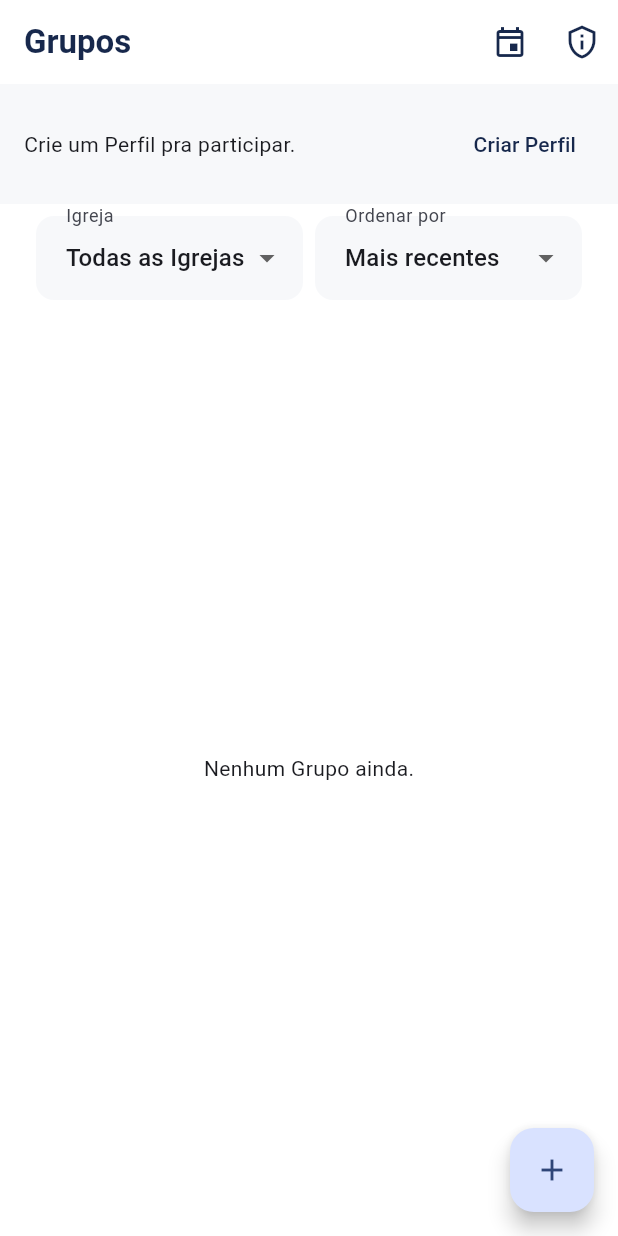
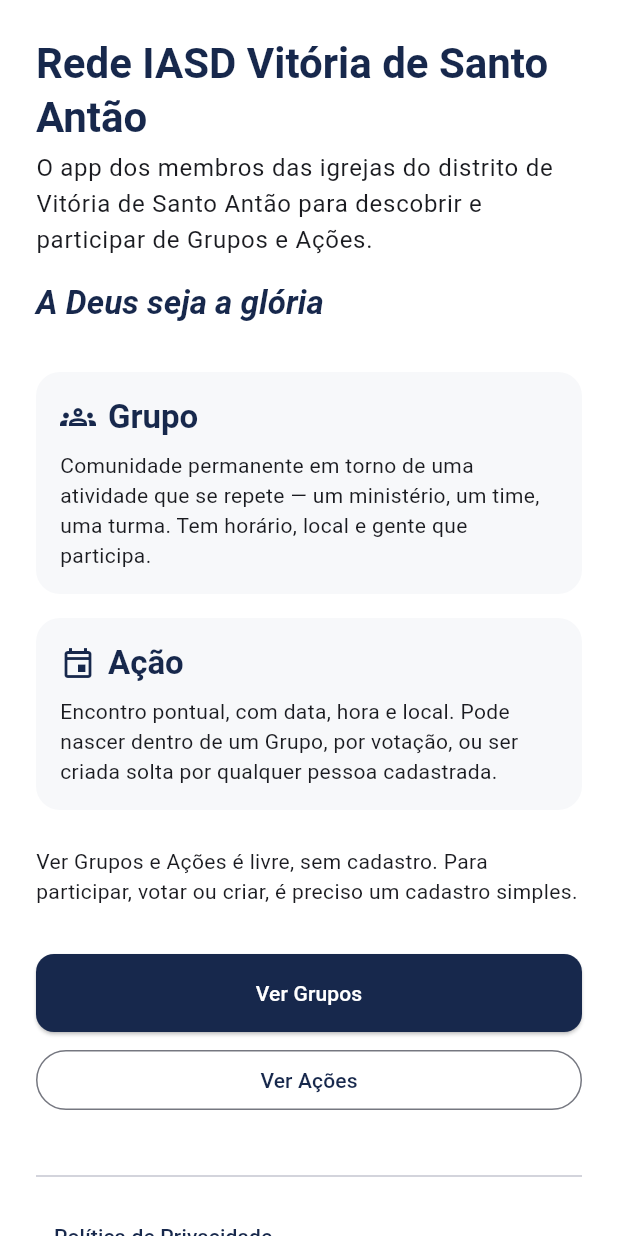
Before and after one commit to JDaniielC/iasd-conecta, a Flutter app: the screen it shows after launch, on a phone screen of 412 x 824 dp. Run offline on Flutter 3.47's test engine with Material 3 defaults, Android fonts, the phone set to English and light mode, and no system bars; our stand-ins replace flutter_dotenv, flutter_riverpod, go_router, supabase_flutter; accounts and stored records are empty; network calls fail; statements that could not run were skipped.

Commit message:
feat(010): página Home de propósito
A rota inicial deixa de ser a lista de Grupos e passa a ser uma Home
que diz o que o app é, para quem, e como participar. A lista de Grupos
ganha endereço próprio em /grupos.

Conteúdo estático: nenhum texto da Home depende de rede. O único
provider observado é hasProfileProvider, e só dentro do bloco da
chamada principal — carregando ou em erro cai no neutro 'Ver Grupos',
que serve a qualquer pessoa (SC-005). Embrulhar a página num .when
mostraria carregamento no lugar do conteúdo quando não há rede.

Sem animação: a forma mais simples de respeitar movimento reduzido
(FR-016) é não ter movimento a suprimir.

action_list_page.dart:63 tinha o botão 'Grupos' apontando pra /home —
com a Home no lugar, ele levaria de volta à Home em vez da lista.
Compila sem erro; é o bug silencioso registrado no plano.

Testes: 111 passando (eram 100). 10 novos em home_page_test.dart,
incluindo o caso do provider em erro, que é o que impede alguém de
quebrar o comportamento offline numa refatoração futura.

router_visitante_test.dart precisou de override de isAnonymousProvider:
o redirect de app.dart:62 lê esse provider sempre (operando à esquerda
do &&) e ele chega no cliente Supabase, que não existe em teste. Na
primeira carga o redirect sai antes, no hasProfile == null; qualquer
navegação depois disso estourava e caía na página de erro do router.
Lacuna do harness, não do produto.

Gates: analyze 0 issues, 111 testes, build web ok.

Co-Authored-By: Claude Opus 5 (1M context) <noreply@anthropic.com>

```diff
--- a/lib/app.dart
+++ b/lib/app.dart
@@ -19,6 +19,7 @@ import 'features/group/presentation/create_group_page.dart';
 import 'features/group/presentation/group_detail_page.dart';
 import 'features/group/presentation/edit_group_page.dart';
 import 'features/group/presentation/group_list_page.dart';
+import 'features/home/presentation/home_page.dart';
 import 'features/leadership/presentation/declare_leadership_page.dart';
 import 'features/leadership/presentation/pending_declarations_page.dart';
 import 'features/legal/presentation/privacy_policy_page.dart';
@@ -72,7 +73,7 @@ final goRouterProvider = Provider<GoRouter>((ref) {
       ),
       GoRoute(
         path: '/home',
-        builder: (context, state) => const GroupListPage(),
+        builder: (context, state) => const HomePage(),
       ),
       GoRoute(
         path: '/upgrade-conta',
@@ -85,6 +86,12 @@ final goRouterProvider = Provider<GoRouter>((ref) {
       GoRoute(
         path: '/login',
         builder: (context, state) => const LoginPage(),
+      ),
+      // `/grupos` vem antes de `/grupos/:id`: go_router casa na ordem de
+      // declaração, e a listagem não pode competir com o parâmetro de id.
+      GoRoute(
+        path: '/grupos',
+        builder: (context, state) => const GroupListPage(),
       ),
       GoRoute(
         path: '/grupos/novo',
--- a/lib/features/action/presentation/action_list_page.dart
+++ b/lib/features/action/presentation/action_list_page.dart
@@ -60,7 +60,7 @@ class _ActionListPageState extends ConsumerState<ActionListPage> {
           IconButton(
             tooltip: 'Grupos',
             icon: const Icon(Icons.groups_outlined),
-            onPressed: () => context.go('/home'),
+            onPressed: () => context.go('/grupos'),
           ),
         ],
       ),
--- a/lib/features/group/presentation/group_list_page.dart
+++ b/lib/features/group/presentation/group_list_page.dart
@@ -16,10 +16,13 @@ enum _GroupSortOrder { maisRecentes, name, category }
 
 const _allChurches = '__todas__';
 
-/// Home do app: lista de Grupos, visível a Visitante e Usuário igualmente
+/// Lista de Grupos, em `/grupos`, visível a Visitante e Usuário igualmente
 /// (FR-005/FR-008 — sem exigir Perfil pra essa visualização). Agrupada por
 /// Igreja, com filtro de Igreja e ordenação — um distrito com várias Igrejas
 /// rapidamente vira uma lista longa e sem estrutura sem isso.
+///
+/// Deixou de ser a primeira tela na feature 010: a rota inicial passou a ser a
+/// Home de propósito, e esta lista ganhou endereço próprio.
 class GroupListPage extends ConsumerStatefulWidget {
   const GroupListPage({super.key});
 
--- /dev/null
+++ b/lib/features/home/presentation/home_page.dart
@@ -0,0 +1,180 @@
+import 'package:flutter/material.dart';
+import 'package:flutter_riverpod/flutter_riverpod.dart';
+import 'package:go_router/go_router.dart';
+
+import '../../../core/providers.dart';
+import '../../../core/theme/app_theme.dart';
+
+/// Primeira tela do app: diz o que ele é, para quem, e como participar.
+///
+/// Conteúdo estático de propósito — nenhum texto daqui depende de rede, para a
+/// Home renderizar por completo offline (SC-005). O único provider observado é
+/// [hasProfileProvider], e só dentro de [_MainCallToAction]; todo o resto fica
+/// fora de qualquer `AsyncValue`. Embrulhar a página inteira num `.when` faria
+/// a Home mostrar um indicador de carregamento no lugar do conteúdo quando não
+/// há rede, que é exatamente o que SC-005 proíbe.
+///
+/// Sem animação de entrada: a forma mais simples de respeitar a preferência de
+/// movimento reduzido do sistema (FR-016) é não ter movimento a suprimir.
+class HomePage extends ConsumerWidget {
+  const HomePage({super.key});
+
+  @override
+  Widget build(BuildContext context, WidgetRef ref) {
+    final text = Theme.of(context).textTheme;
+
+    return Scaffold(
+      body: SafeArea(
+        child: SingleChildScrollView(
+          padding: const EdgeInsets.all(AppSpacing.lg),
+          child: Column(
+            crossAxisAlignment: CrossAxisAlignment.start,
+            children: [
+              // Bloco de identidade — compacto de propósito: é ele que precisa
+              // caber sem rolagem em paisagem, em tamanho de fonte padrão.
+              Text(
+                'Rede IASD Vitória de Santo Antão',
+                style: text.headlineMedium,
+              ),
+              const SizedBox(height: AppSpacing.xs),
+              Text(
+                'O app dos membros das igrejas do distrito de Vitória de Santo '
+                'Antão para descobrir e participar de Grupos e Ações.',
+                style: text.bodyLarge,
+              ),
+              const SizedBox(height: AppSpacing.md),
+              // Texto comum, não decoração: leitor de tela precisa ler.
+              Text(
+                'A Deus seja a glória',
+                style: text.titleLarge?.copyWith(fontStyle: FontStyle.italic),
+              ),
+
+              const SizedBox(height: AppSpacing.xl),
+              const _ConceptCard(
+                icon: Icons.groups_outlined,
+                title: 'Grupo',
+                body: 'Comunidade permanente em torno de uma atividade que se '
+                    'repete — um ministério, um time, uma turma. Tem horário, '
+                    'local e gente que participa.',
+              ),
+              const SizedBox(height: AppSpacing.md),
+              const _ConceptCard(
+                icon: Icons.event_outlined,
+                title: 'Ação',
+                body: 'Encontro pontual, com data, hora e local. Pode nascer '
+                    'dentro de um Grupo, por votação, ou ser criada solta por '
+                    'qualquer pessoa cadastrada.',
+              ),
+
+              const SizedBox(height: AppSpacing.lg),
+              Text(
+                'Ver Grupos e Ações é livre, sem cadastro. Para participar, '
+                'votar ou criar, é preciso um cadastro simples.',
+                style: text.bodyMedium,
+              ),
+
+              const SizedBox(height: AppSpacing.xl),
+              const _MainCallToAction(),
+
+              const SizedBox(height: AppSpacing.xl),
+              const Divider(),
+              const SizedBox(height: AppSpacing.sm),
+              TextButton(
+                onPressed: () => context.push('/privacidade'),
+                child: const Text('Política de Privacidade'),
+              ),
+              TextButton(
+                onPressed: () => context.push('/termos'),
+                child: const Text('Termos de Uso'),
+              ),
+            ],
+          ),
+        ),
+      ),
+    );
+  }
+}
+
+/// Explicação curta de um termo do glossário, com ícone da mesma família
+/// Material usada no resto do app (FR-017 — nada de emoji como ícone).
+class _ConceptCard extends StatelessWidget {
+  const _ConceptCard({
+    required this.icon,
+    required this.title,
+    required this.body,
+  });
+
+  final IconData icon;
+  final String title;
+  final String body;
+
+  @override
+  Widget build(BuildContext context) {
+    final text = Theme.of(context).textTheme;
+    return Container(
+      width: double.infinity,
+      padding: const EdgeInsets.all(AppSpacing.md),
+      decoration: BoxDecoration(
+        color: AppColors.surface,
+        borderRadius: BorderRadius.circular(16),
+      ),
+      child: Column(
+        crossAxisAlignment: CrossAxisAlignment.start,
+        children: [
+          Row(
+            children: [
+              Icon(icon, color: AppColors.navy),
+              const SizedBox(width: AppSpacing.sm),
+              Text(title, style: text.titleLarge),
+            ],
+          ),
+          const SizedBox(height: AppSpacing.sm),
+          Text(body, style: text.bodyMedium),
+        ],
+      ),
+    );
+  }
+}
+
+/// Chamada principal única da Home (FR-008), e o único ponto que observa rede.
+///
+/// Carregando ou em erro cai no neutro "Ver Grupos", que serve a qualquer
+/// pessoa: quem não tem Perfil vê os Grupos livremente e encontra o cadastro
+/// logo abaixo. O contrário — oferecer "Criar Perfil" a quem já tem — seria um
+/// beco sem saída.
+class _MainCallToAction extends ConsumerWidget {
+  const _MainCallToAction();
+
+  @override
+  Widget build(BuildContext context, WidgetRef ref) {
+    final hasProfile = ref.watch(hasProfileProvider).value;
+    final needsSignup = hasProfile == false;
+
+    return Column(
+      crossAxisAlignment: CrossAxisAlignment.stretch,
+      children: [
+        if (needsSignup)
+          ElevatedButton(
+            onPressed: () => context.push('/cadastro'),
+            child: const Text('Criar Perfil'),
+          )
+        else
+          ElevatedButton(
+            onPressed: () => context.go('/grupos'),
+            child: const Text('Ver Grupos'),
+          ),
+        const SizedBox(height: AppSpacing.sm),
+        if (needsSignup)
+          OutlinedButton(
+            onPressed: () => context.go('/grupos'),
+            child: const Text('Ver Grupos'),
+          ),
+        if (needsSignup) const SizedBox(height: AppSpacing.sm),
+        OutlinedButton(
+          onPressed: () => context.go('/acoes'),
+          child: const Text('Ver Ações'),
+        ),
+      ],
+    );
+  }
+}
```
Also changed, not shown: .specify/feature.json, 2 other files.
